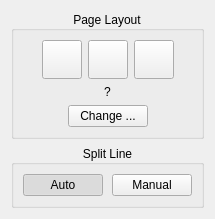
The window that src/core/filters/page_split/OptionsWidget.ui (karnigen/scantailor-advanced) describes before a commit, drawn with Qt 5.
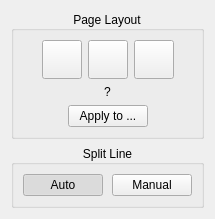
The same window after the commit. Icons and pictures are not drawn. Custom widgets are drawn as their Qt base class.

Commit message: Use Apply to labels for page settings

Diff of the .ui file:
```diff
--- a/src/core/filters/page_split/OptionsWidget.ui
+++ b/src/core/filters/page_split/OptionsWidget.ui
@@ -165,7 +165,7 @@
         <item>
          <widget class="QPushButton" name="changeBtn">
           <property name="text">
-           <string>Change ...</string>
+           <string>Apply to ...</string>
           </property>
           <property name="toolTip">
            <string>Change the page-splitting mode and options.</string>
```
The commit also changes 1 other file.
